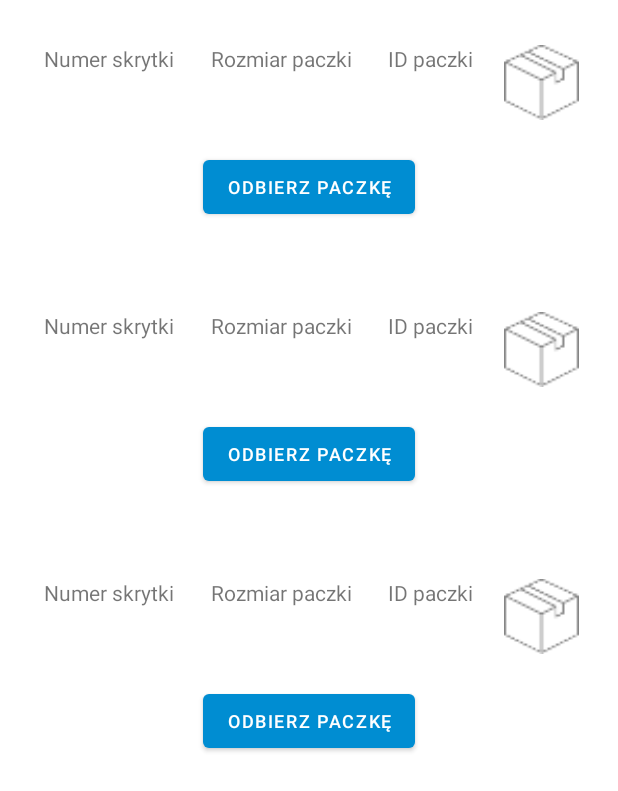
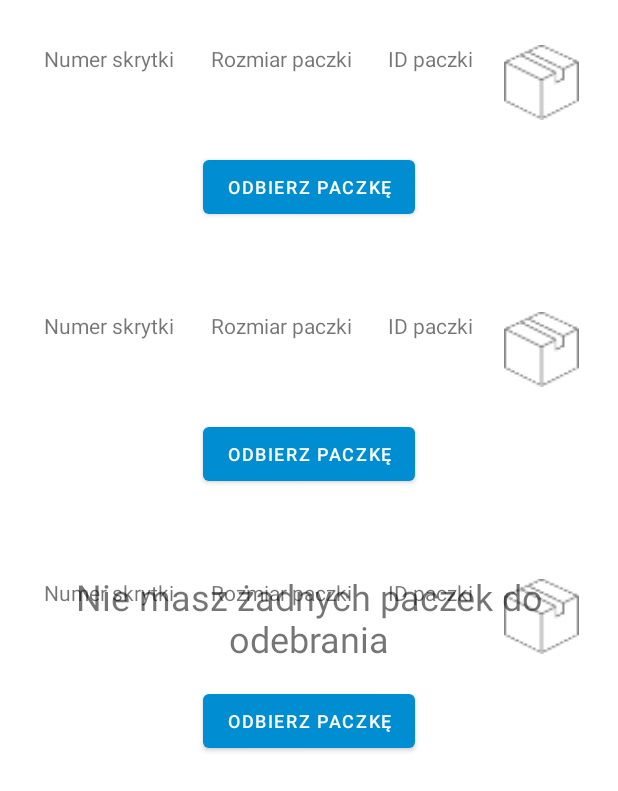
Before and after one commit to Krzysztof-Kazmierczak/Mobile-application-for-a-parcel-machine, an Android app: the layout takepack_fragment.xml on its own in the app's theme, with its tools: preview values and no code run, on a phone screen of 412 x 824 dp. Shown: the top 791 px of the screen. Run offline under Robolectric (Android 15) with nearby library versions, the phone set to English and light mode, and no system bars.

Commit message:
Możliwoś otrzymania kilku paczek i odbioru wybranej paczki. Brak paczek = komunikat "Brak Przesyłek"
Co rozwinąć:
1. Zmianna działania wysyłania paczek. (możliwość towrzenia paczki w aplikacji nie tylko przez baze danych).
2. SMS - powiadomienie do użytkownika że paczka jest w skrytce.

3.??? W informacji paczki uid lub numer tel????

```diff
--- a/app/src/main/java/com/example/inzynierka/fragmenty/potwierdzenie/ConfirmTakeViewModel.kt
+++ b/app/src/main/java/com/example/inzynierka/fragmenty/potwierdzenie/ConfirmTakeViewModel.kt
@@ -20,6 +20,7 @@ class ConfirmTakeViewModel : ViewModel() {
     var numerBoxu = String()
     var isPack = MutableLiveData<Int>()
 
+    val idPacksToMe = repository.packsToMe()
 
 
     fun boxId(): String {
@@ -27,9 +28,9 @@ class ConfirmTakeViewModel : ViewModel() {
         return numerBoxu
     }
 
-    fun upDataUser()
+    fun upDataUser(nowaListaPaczekUzytkownika : ArrayList<String>)
     {
-        repository.upDataUser()
+        repository.upDataUser(nowaListaPaczekUzytkownika)
     }
 
     fun upDataPack(numerIDPack: String)
--- a/app/src/main/res/layout/takepack_fragment.xml
+++ b/app/src/main/res/layout/takepack_fragment.xml
@@ -10,7 +10,24 @@
         android:layout_width="match_parent"
         android:layout_height="match_parent"
         android:background="@android:color/white"
-        tools:listitem="@layout/mypacks_row" />
+        android:textAlignment="center"
+        android:visibility="visible"
+        tools:listitem="@layout/mypacks_row" >
+
+    </androidx.recyclerview.widget.RecyclerView>
+
+    <TextView
+        android:id="@+id/TPBrakPaczek"
+        android:layout_width="wrap_content"
+        android:layout_height="wrap_content"
+        android:layout_gravity="center"
+        android:foregroundGravity="center"
+        android:gravity="center"
+        android:justificationMode="none"
+        android:text="@string/TP_BrakPaczek"
+        android:textSize="24sp"
+        android:visibility="visible"
+        tools:visibility="visible" />
 
 
 </FrameLayout>
--- a/app/src/main/res/values/strings.xml
+++ b/app/src/main/res/values/strings.xml
@@ -29,4 +29,6 @@
     <string name="MP_Rozmiar">Rozmiar paczki</string>
     <string name="MP_Odbierz_Paczke">Odbierz paczkę</string>
     <string name="todo">TODO</string>
+    <string name="TP_BrakPaczek">Nie masz żadnych paczek do odebrania</string>
+
 </resources>
```
Also changed, not shown: app/src/main/java/com/example/inzynierka/fragmenty/TakePack/MyPacksAdapter.kt (+26 -34 lines), app/src/main/java/com/example/inzynierka/fragmenty/TakePack/TakepackFragment.kt (+35 -17 lines), app/src/main/java/com/example/inzynierka/fragmenty/TakePack/TakepackViewModel.kt (+8 -5 lines), app/src/main/java/com/example/inzynierka/fragmenty/potwierdzenie/ConfirmTake.kt (+18 -4 lines), app/src/main/java/com/example/inzynierka/fragmenty/repository/FirebaseRepository.kt (+98 -112 lines).
